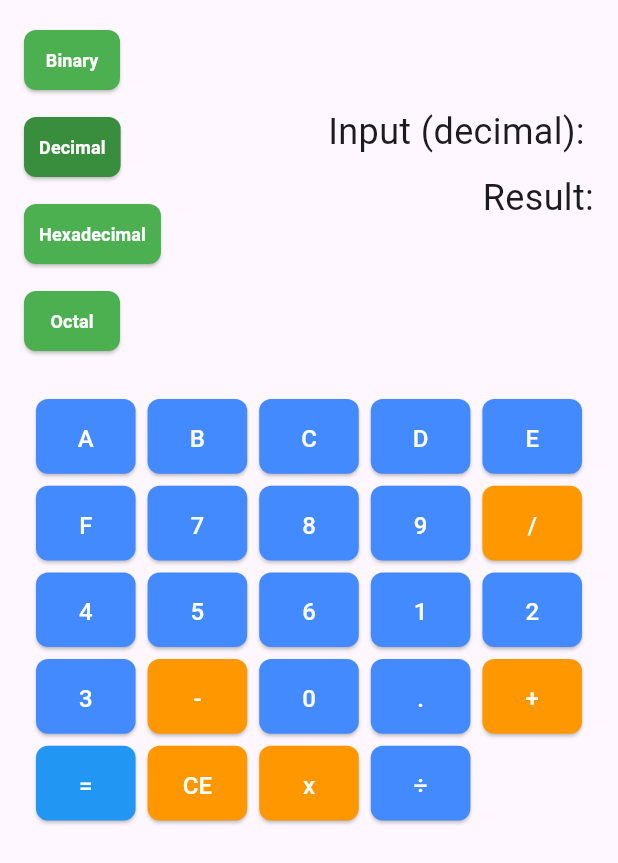
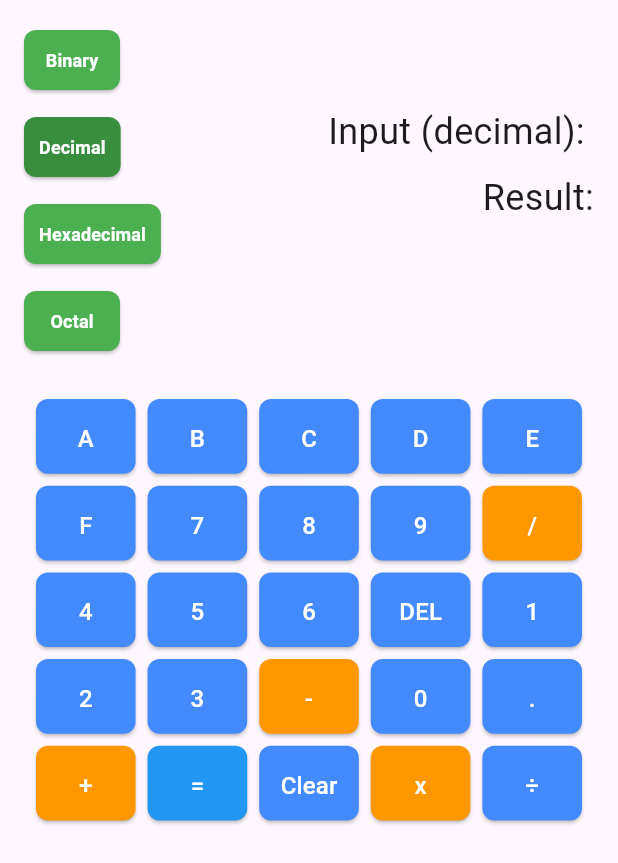
Before and after one commit to PTD-269/android-calculator, a Flutter app: the ProgrammerCalculatorUI widget shown alone on an empty page, opened directly, on a phone screen of 412 x 824 dp. Shown: the top 863 px of the screen. Run offline on Flutter 3.47's test engine with Material 3 defaults, Android fonts, the phone set to English and light mode, and no system bars.

Commit message:
fix del and clear

```diff
--- a/lib/ProgrammerCalc/ProgrammerCalculatorUI.dart
+++ b/lib/ProgrammerCalc/ProgrammerCalculatorUI.dart
@@ -14,17 +14,28 @@ class _ProgrammerCalculatorUIState extends State<ProgrammerCalculatorUI> {
   String _result = ''; // Kết quả sau khi tính toán
   String _base = 'decimal';  // Hệ cơ sở hiện tại (binary, octal, decimal, hexadecimal)
 
-  // Thêm ký tự vào biểu thức
-  void _appendToInput(String value) {
-    setState(() {
+
+ void _appendToInput(String value) {
+  setState(() {
+    if (value == 'Clear') {
+      _input = '';
+    } else if (value == 'DEL') {
+
+      if (_input.isNotEmpty) {
+        _input = _input.substring(0, _input.length - 1);
+      }
+    } else {
+
       _input += value;
-    });
-  }
+    }
+  });
+}
+
 
   // Tính toán kết quả
   void _calculateResult() {
     try {
-      // Tính toán với handler và trả về kết quả trong tất cả các hệ cơ sở
+
       var results = ProgrammerCalculatorHandler.evaluateExpression(_input, _base);
 
       setState(() {
@@ -37,7 +48,6 @@ class _ProgrammerCalculatorUIState extends State<ProgrammerCalculatorUI> {
                     'Hexadecimal: ${results['hexadecimal']}';
         }
 
-        // Sau khi tính toán, reset input
         _input = '';
       });
     } catch (e) {
@@ -55,7 +65,7 @@ class _ProgrammerCalculatorUIState extends State<ProgrammerCalculatorUI> {
     });
   }
 
-  // Đặt lại hệ cơ sở tính toán
+  //
   void _setBase(String base) {
     setState(() {
       _base = base;
@@ -64,7 +74,7 @@ class _ProgrammerCalculatorUIState extends State<ProgrammerCalculatorUI> {
     });
   }
 
-  // Xử lý khi người dùng bấm một phím
+  //
   void _onButtonPressed(String value) {
     if (value == '=') {
       _calculateResult();
@@ -75,7 +85,7 @@ class _ProgrammerCalculatorUIState extends State<ProgrammerCalculatorUI> {
     }
   }
 
-  // Widget để xây dựng các nút chọn hệ cơ sở
+
   Widget _buildBaseButton(String label, String base) {
     return ElevatedButton(
       onPressed: () => _setBase(base),
@@ -137,7 +147,7 @@ class _ProgrammerCalculatorUIState extends State<ProgrammerCalculatorUI> {
           ),
           SizedBox(height: 20),
 
-          // Bàn phím tính toán (ProgrammerKeyboard)
+
           Expanded(
             child: ProgrammerKeyboard(onButtonPressed: _onButtonPressed),
           ),
--- a/lib/Widgets/ProgrammerKeyboard.dart
+++ b/lib/Widgets/ProgrammerKeyboard.dart
@@ -12,10 +12,10 @@ class ProgrammerKeyboard extends StatelessWidget {
   final List<String> buttons = [
     "A", "B", "C", "D", "E", "F", // Các ký tự Hexadecimal
     "7", "8", "9", "/",
-    "4", "5", "6",
+    "4", "5", "6", "DEL",
     "1", "2", "3", "-",
     "0", ".", "+", "=",
-    "CE", "x", "÷"
+    "Clear", "x", "÷"
   ];
 
   Color getButtonColor(String button) {
```
